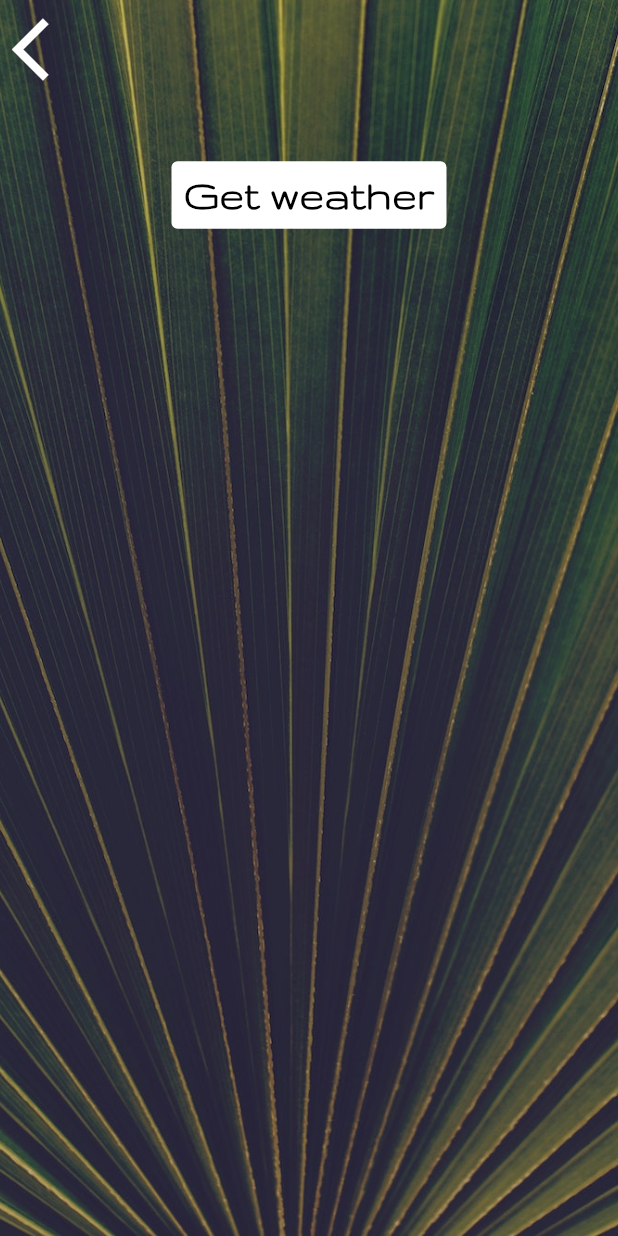
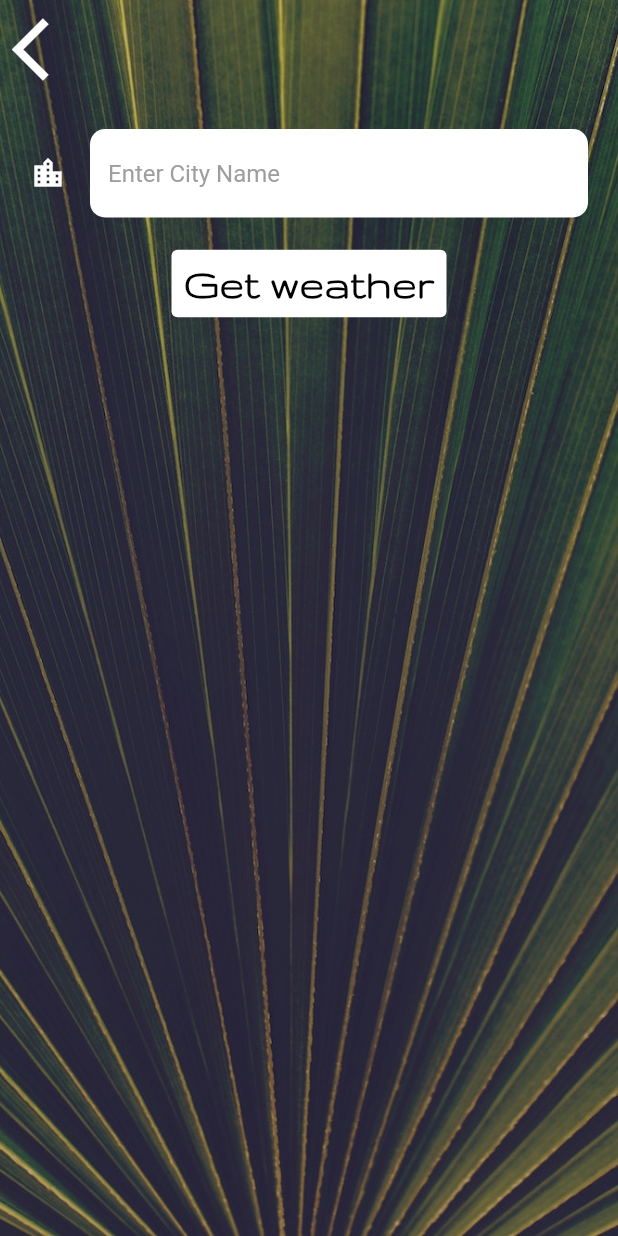
Before and after one commit to rooptestdev/clima_flutter, a Flutter app: the CityScreen screen opened directly, on a phone screen of 412 x 824 dp. Run offline on Flutter 3.47's test engine with Material 2 defaults, Android fonts, the light colour scheme and no system bars; our stand-ins replace flutter_spinkit, geolocator; network calls fail.

Commit message:
Final commit.

```diff
--- a/lib/screens/city_screen.dart
+++ b/lib/screens/city_screen.dart
@@ -9,6 +9,7 @@ class CityScreen extends StatefulWidget {
 }
 
 class _CityScreenState extends State<CityScreen> {
+  String? cityName;
   @override
   Widget build(BuildContext context) {
     return Scaffold(
@@ -38,11 +39,21 @@ class _CityScreenState extends State<CityScreen> {
               ),
               Container(
                 padding: const EdgeInsets.all(20.0),
-                child: null,
+                child: TextField(
+                  style: const TextStyle(
+                    color: Colors.black,
+                  ),
+                  decoration: kInputTextFeildDecorationStyle,
+                  onChanged: (value) {
+                    cityName = value;
+                  },
+                ),
               ),
               TextButton(
                 style: TextButton.styleFrom(backgroundColor: Colors.white),
-                onPressed: () {},
+                onPressed: () {
+                  Navigator.pop(context, cityName);
+                },
                 child: const Text(
                   'Get weather',
                   style: kButtonTextStyle,
--- a/lib/utilities/constants.dart
+++ b/lib/utilities/constants.dart
@@ -23,3 +23,22 @@ const kConditionTextStyle = TextStyle(
   fontSize: 100.0,
   fontWeight: FontWeight.bold,
 );
+
+const kInputTextFeildDecorationStyle = InputDecoration(
+  filled: true,
+  fillColor: Colors.white,
+  icon: Icon(
+    Icons.location_city,
+    color: Colors.white,
+  ),
+  hintText: 'Enter City Name',
+  hintStyle: TextStyle(
+    color: Colors.grey,
+  ),
+  border: OutlineInputBorder(
+    borderRadius: BorderRadius.all(
+      Radius.circular(10.0),
+    ),
+    borderSide: BorderSide.none,
+  ),
+);
```
Also changed, not shown: lib/screens/location_screen.dart (+11 -5 lines), lib/services/weather.dart (+8 -0 lines).
